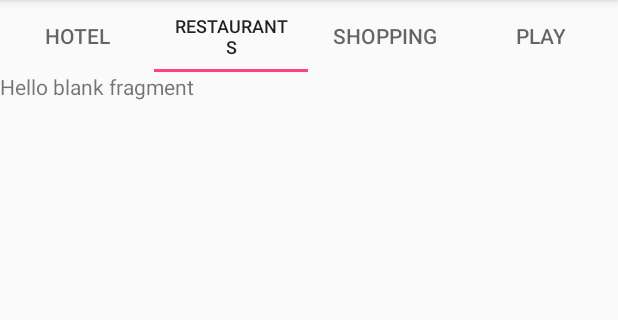
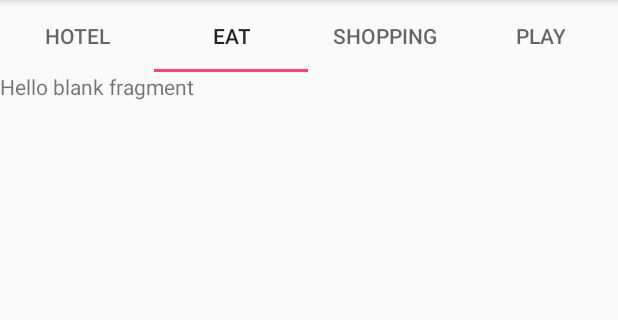
Before and after one commit to Wordplay1/TourGuideApp, an Android app: the screen it shows after launch (MainActivity), tab 2 chosen, on a phone screen of 412 x 824 dp, the part 84-404 px from its top. Run offline under Robolectric (Android 15) with nearby library versions, the phone set to English and light mode, and no system bars.

Commit message:
Revised Attractions.java
Revised CategoryAdapter.java

Added Attractions objects to ArrayList in HotelFragment.java

Added setOnClickListener to MainAdapter.java

```diff
--- a/app/src/main/java/com/example/android/tourguideapp/Attractions.java
+++ b/app/src/main/java/com/example/android/tourguideapp/Attractions.java
@@ -20,10 +20,9 @@ public class Attractions {
 
     private static final int NO_IMAGE_PROVIDED = -1;
 
-    public Attractions(String name, String address, String phoneNumber, String description) {
+    public Attractions(String name, String address, String description) {
         attractName = name;
         attractAddress = address;
-        attractPhoNumber = phoneNumber;
         attractDescription = description;
     }
     /**
@@ -34,10 +33,9 @@ public class Attractions {
      * @param phoneNumber     Attraction phone number
      * @param imageResourceId Attraction image
      */
-    public Attractions(String name, String address, String phoneNumber, String description, int imageResourceId) {
+    public Attractions(String name, String address, String description, int imageResourceId) {
         attractName = name;
         attractAddress = address;
-        attractPhoNumber = phoneNumber;
         attractDescription = description;
         attractImageResourceId = imageResourceId;
     }
@@ -60,14 +58,6 @@ public class Attractions {
         return attractAddress;
     }
 
-    /**
-     * method to return attraction phone number
-     *
-     * @return attractPhoNumber   Phone Number of Attraction
-     */
-    public String getPhoneNumber() {
-        return attractPhoNumber;
-    }
 
     /**
      * method to return image
--- a/app/src/main/java/com/example/android/tourguideapp/CategoryAdapter.java
+++ b/app/src/main/java/com/example/android/tourguideapp/CategoryAdapter.java
@@ -38,7 +38,7 @@ public class CategoryAdapter extends FragmentPagerAdapter {
         if (position == 0) {
             return "Hotel";
         } else if (position == 1) {
-            return "Restaurants";
+            return "Eat";
         } else if (position == 2) {
             return "Shopping";
         } else {
--- a/app/src/main/java/com/example/android/tourguideapp/HotelFragment.java
+++ b/app/src/main/java/com/example/android/tourguideapp/HotelFragment.java
@@ -31,7 +31,11 @@ public class HotelFragment extends Fragment {
 
         final ArrayList<Attractions> attractions = new ArrayList<>();
 
-        attractions.add(new Attractions(getString(R.string.hotelOneName),getString(R.string.hotelOneAddress),getString(R.string.hotelOnePhoneNumber),getString(R.string.hotelOneDescription),R.drawable.monaco));
+        attractions.add(new Attractions(getString(R.string.hotelOneName),getString(R.string.hotelOneAddress),getString(R.string.hotelOneDescription),R.drawable.monaco));
+        attractions.add(new Attractions(getString(R.string.hotelTwoName),getString(R.string.hotelTwoAddress),getString(R.string.hotelTwoDescription),R.drawable.akarittenhouse));
+        attractions.add(new Attractions(getString(R.string.hotelThreeName),getString(R.string.hotelThreeAddress),getString(R.string.hotelThreeDescription),R.drawable.thelogan));
+        attractions.add(new Attractions(getString(R.string.hotelFourName),getString(R.string.hotelFourAddress),getString(R.string.hotelFourDescription),R.drawable.palomar));
+        attractions.add(new Attractions(getString(R.string.hotelFiveName),getString(R.string.hotelFiveAddress),getString(R.string.hotelFiveDescription),R.drawable.lameridian));
 
         RecyclerView recyclerView = rootView.findViewById(R.id.recycler_view);
 
@@ -44,6 +48,8 @@ public class HotelFragment extends Fragment {
 
         adapter.notifyDataSetChanged();
 
+
+
         return rootView;
     }
 }
--- a/app/src/main/java/com/example/android/tourguideapp/MainAdapter.java
+++ b/app/src/main/java/com/example/android/tourguideapp/MainAdapter.java
@@ -8,24 +8,25 @@ import android.view.View;
 import android.view.ViewGroup;
 import android.widget.ImageView;
 import android.widget.TextView;
+import android.widget.Toast;
 
 import java.lang.reflect.Array;
 import java.util.ArrayList;
 
-class MainAdapter extends RecyclerView.Adapter<MainAdapter.ViewHolder>{
+class MainAdapter extends RecyclerView.Adapter<MainAdapter.ViewHolder> {
 
     private ArrayList<Attractions> data;
     private LayoutInflater layoutInflater;
 
 
-    public MainAdapter(Context context, ArrayList<Attractions> data){
+    public MainAdapter(Context context, ArrayList<Attractions> data) {
         this.layoutInflater = LayoutInflater.from(context);
         this.data = data;
     }
 
     @Override
     public ViewHolder onCreateViewHolder(ViewGroup parent, int viewType) {
-        View view = layoutInflater.inflate(R.layout.list_item,parent,false);
+        View view = layoutInflater.inflate(R.layout.list_item, parent, false);
         return new ViewHolder(view);
     }
 
@@ -35,19 +36,26 @@ class MainAdapter extends RecyclerView.Adapter<MainAdapter.ViewHolder>{
 
         holder.name.setText(currentAttraction.getName());
         holder.address.setText(currentAttraction.getAddress());
-        holder.phoneNumber.setText(currentAttraction.getPhoneNumber());
         holder.description.setText(currentAttraction.getDescription());
         holder.image.setImageResource(currentAttraction.getImageResourceId());
+
+        //For redirectimg tp another fragment nad/or activity
+        holder.itemView.setOnClickListener(new View.OnClickListener() {
+            @Override
+            public void onClick(View view) {
+                Toast.makeText(view.getContext(), "Redirecting too " + currentAttraction.getName() + "......", Toast.LENGTH_SHORT).show();
+            }
+        });
     }
 
     @Override
     public int getItemCount() {
         return data.size();
     }
+
     class ViewHolder extends RecyclerView.ViewHolder {
         private TextView name;
         private TextView address;
-        private TextView phoneNumber;
         private TextView description;
         private ImageView image;
 
@@ -55,8 +63,7 @@ class MainAdapter extends RecyclerView.Adapter<MainAdapter.ViewHolder>{
             super(view);
             name = view.findViewById(R.id.text_view_1);
             address = view.findViewById(R.id.text_view_2);
-            phoneNumber = view.findViewById(R.id.text_view_3);
-            description = view.findViewById(R.id.text_view_4);
+            description = view.findViewById(R.id.text_view_3);
             image = view.findViewById(R.id.image_view);
         }
     }
--- a/app/src/main/res/layout/words_list.xml
+++ b/app/src/main/res/layout/words_list.xml
@@ -4,4 +4,5 @@
     android:id="@+id/recycler_view"
     android:layout_width="match_parent"
     android:layout_height="match_parent"
+    android:scrollbars="vertical"
     xmlns:android="http://schemas.android.com/apk/res/android" />
--- a/app/src/main/res/values/string_hotel.xml
+++ b/app/src/main/res/values/string_hotel.xml
@@ -3,8 +3,37 @@
     <!-- Hotel 1 -->
     <string name="hotelOneName">Hotel Monaco</string>
     <string name="hotelOneAddress">433 Chestnut Street, Old City</string>
-    <string name="hotelOnePhoneNumber">1-855-546-7866</string>
     <string name="hotelOneDescription">With pet-friendly accommodations, new “Rocky” robes and a yoga mat upon arrival,
         this Kimpton Hotel property caters to Gen Y. The same holds true upstairs, where the Stratus Rooftop Lounge teems
         with an attractive crowd of young professionals.</string>
+
+    <!-- Hotel 2 -->
+    <string name="hotelTwoName">AKA Rittenhouse</string>
+    <string name="hotelTwoAddress">135 South 18th Street, Rittenhouse</string>
+    <string name="hotelTwoDescription">You probably already know about A.Kitchen and A.Bar, both see-and-be-seen spots with stellar menus.
+        But you might not be as familiar with their namesake hotel, which is staffed with discreet, in-the-know concierges that can get you
+        anything you might need on a moment’s notice</string>
+
+    <!-- Hotel 3 -->
+    <string name="hotelThreeName">The Logan</string>
+    <string name="hotelThreeAddress">1 Logan Square, Logan Square</string>
+    <string name="hotelThreeDescription">Housed inside the Four Season’s former digs, the Logan is the newest darling of Philadelphia’s
+        hospitality scene. Forgoing blindingly bright furnishings for a subdued palette of grey and blue, guest rooms are sultry and sophisticated.
+        Thanks to its recent December debut, the hotel — for now — remains relatively under-the-radar, ensuring individualized attention. Come spring,
+        check out the highly anticipated Assembly Rooftop Bar</string>
+
+    <!-- Hotel 4 -->
+    <string name="hotelFourName">Hotel Palomar</string>
+    <string name="hotelFourAddress">117 South 17th Street, Rittenhouse</string>
+    <string name="hotelFourDescription">The in-room spa services at this sleek hotel are eco-friendly, organic, and best when scheduled à deux. Try the
+        aromatherapy massage, which treats headache tension and stress, or the spirulina body wrap, which leaves skin taut and radiant. In the morning,
+        draw a bath in the en-suite two-seater Fuji soak tub to maximize your Zen time</string>
+
+    <!-- Hotel 5 -->
+    <string name="hotelFiveName">Le Méridien</string>
+    <string name="hotelFiveAddress">1421 Arch Street, Penn Center</string>
+    <string name="hotelFiveDescription">Don’t let the fashionable bubble chandeliers fool you: This French-inspired hotel is committed to the classics.
+        Its lobby bar — one of the chicest in town — is the ideal place for pre-dinner pommes frites and a glass of bubbly. Or, share a plate at Amuse,
+        its on-site brasserie, which features French fare like escargot and frisée aux lardons. Book a light-filled suite for an impeccable view of the
+        city.</string>
 </resources>
```
Also changed, not shown: app/src/main/res/layout/list_item.xml (+18 -25 lines).
